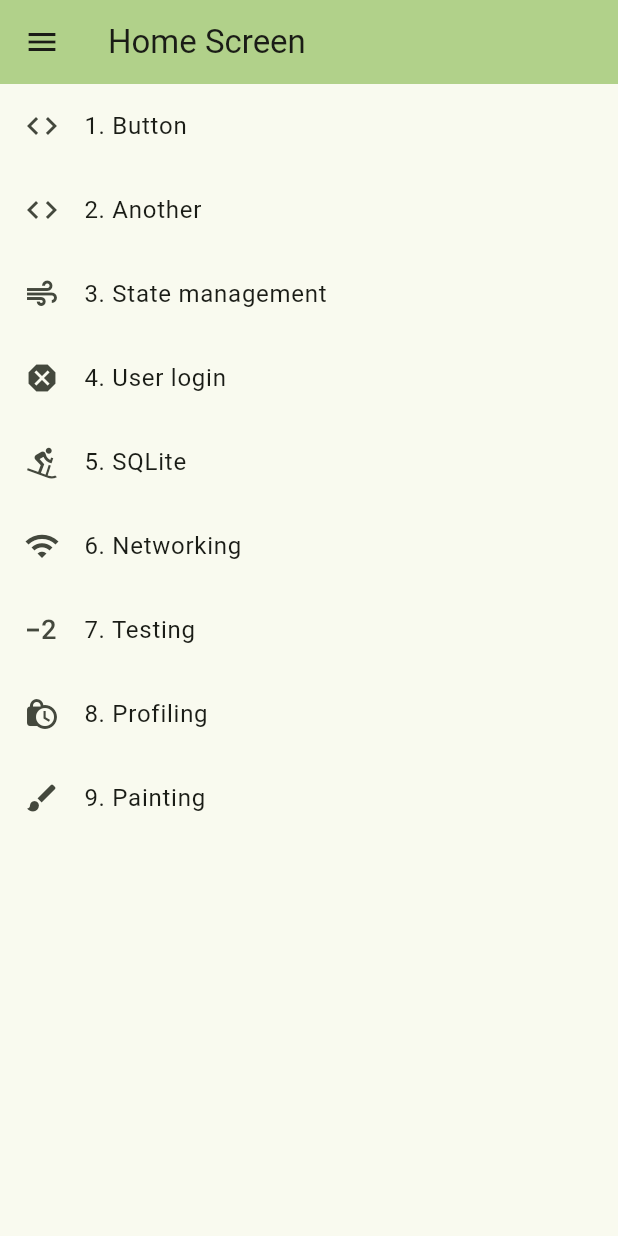
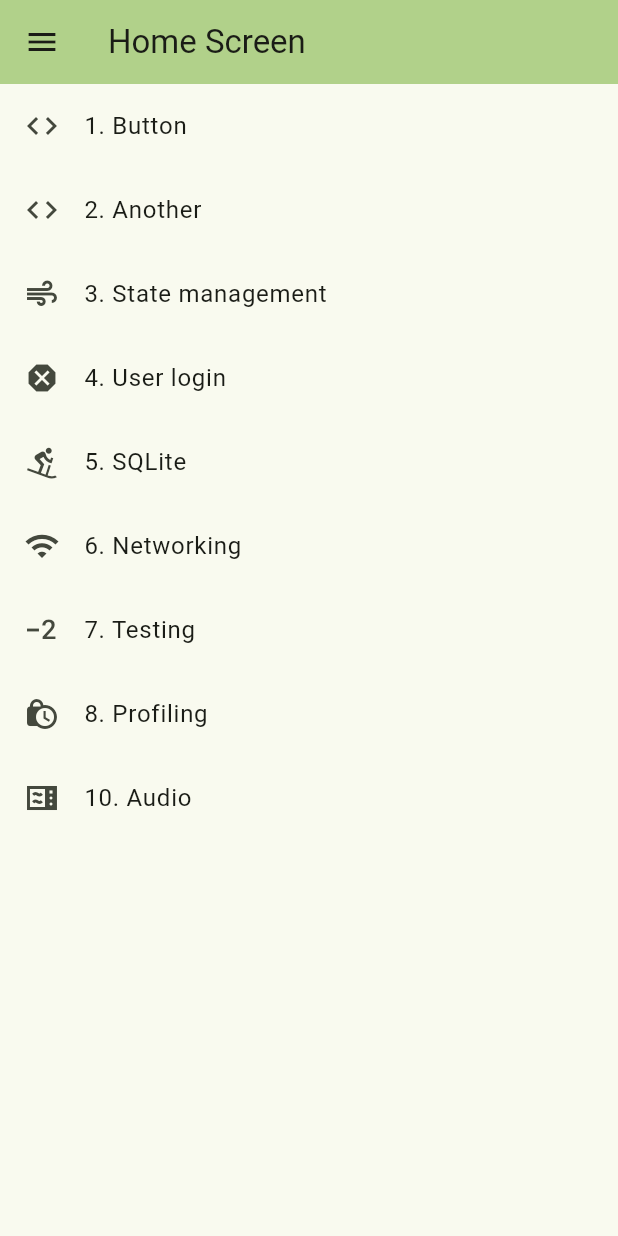
Before and after one commit to dreadedLines/flutter_demo, a Flutter app: the screen it shows after launch, on a phone screen of 412 x 824 dp. Run offline on Flutter 3.47's test engine with Material 3 defaults, Android fonts, the phone set to English and light mode, and no system bars; our stand-ins replace firebase_auth, firebase_core, get_it, shared_preferences, sqflite; accounts and stored records are empty; generated files the repository leaves out were written again.

Commit message:
Start audio demo

```diff
--- a/lib/main.dart
+++ b/lib/main.dart
@@ -1,12 +1,13 @@
 import 'package:demo/app_state.dart';
 import 'package:demo/services/auth/auth.dart';
 import 'package:demo/services/local_storage/local_storage.dart';
+import 'package:demo/ui/demos/10_audio/audio_demo.dart';
 import 'package:demo/ui/demos/5_sqlite/database.dart';
 import 'package:demo/ui/demos/5_sqlite/sqlite_demo.dart';
 import 'package:demo/ui/demos/6_networking/networking_demo.dart';
 import 'package:demo/ui/demos/7_testing/testing_demo.dart';
 import 'package:demo/ui/demos/8_profiling/profiling_demo.dart';
-import 'package:demo/ui/demos/9_painting/painting_demo.dart';
+// import 'package:demo/ui/demos/9_painting/painting_demo.dart';
 import 'package:flutter/material.dart';
 
 import 'theme.dart';
@@ -177,13 +178,23 @@ class _HomeScreenState extends State<HomeScreen> {
               );
             }
           ),
+          // ListTile(
+          //   title: const Text("9. Painting"),
+          //   leading: const Icon(Icons.brush),
+          //   onTap: () {
+          //     Navigator.push(
+          //       context,
+          //       MaterialPageRoute(builder: (context) => const PaintingDemo())
+          //     );
+          //   }
+          // ),
           ListTile(
-            title: const Text("9. Painting"),
-            leading: const Icon(Icons.brush),
+            title: const Text("10. Audio"),
+            leading: const Icon(Icons.microwave_sharp),
             onTap: () {
               Navigator.push(
                 context,
-                MaterialPageRoute(builder: (context) => const PaintingDemo())
+                MaterialPageRoute(builder: (context) => const AudioDemo())
               );
             }
           ),
--- a/pubspec.yaml
+++ b/pubspec.yaml
@@ -42,6 +42,7 @@ dependencies:
   path_provider: ^2.1.5
   path: ^1.9.1
   http: ^1.6.0
+  just_audio: ^0.10.5
 
 dev_dependencies:
   flutter_test:
```
Also changed, not shown: lib/ui/demos/10_audio/audio_demo.dart (added, +39 -0 lines), pubspec.lock.
